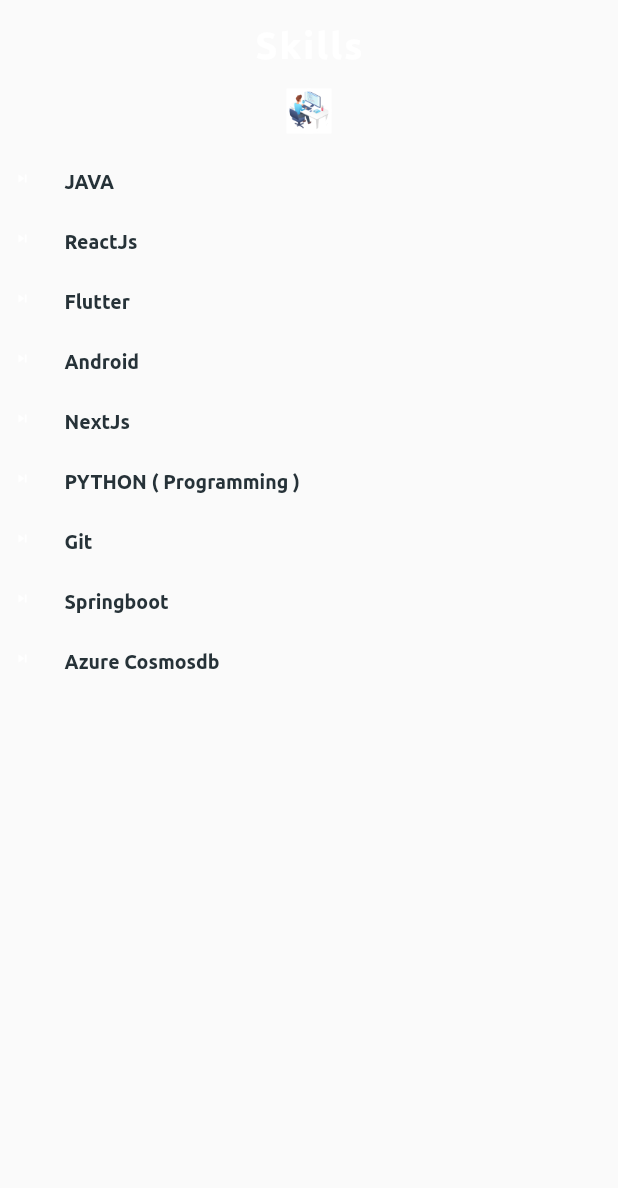
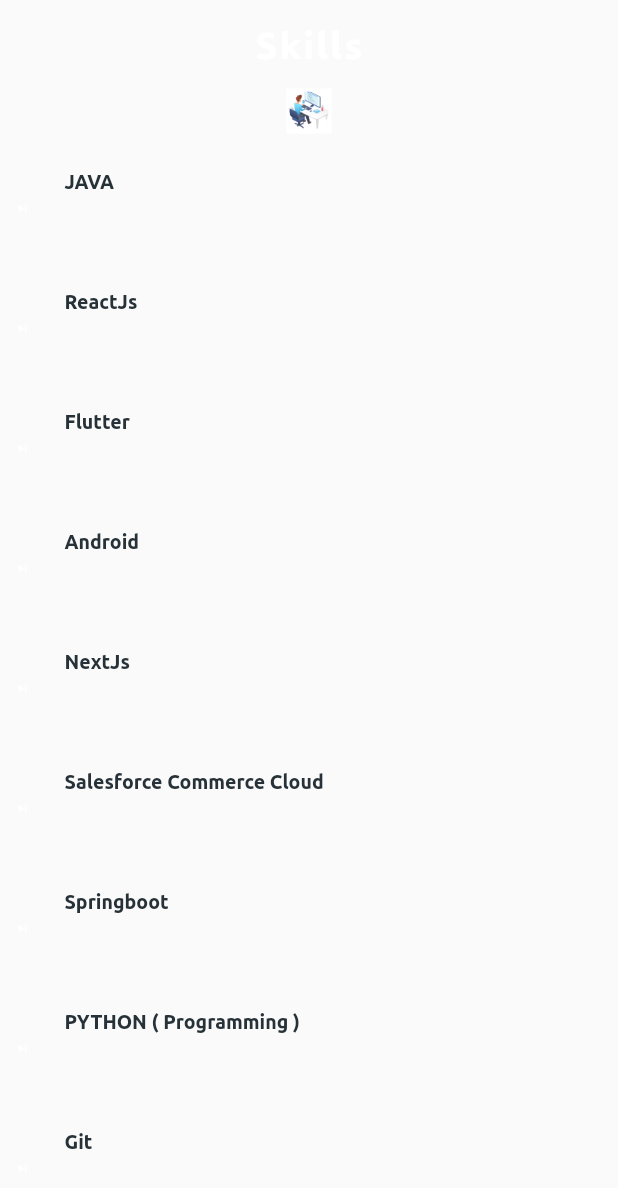
Before and after one commit to iamsouviki/souvikportfolio, a Flutter app: the Skill widget shown alone on an empty page, opened directly, on a phone screen of 412 x 824 dp. Shown: the top 1188 px of the screen. Run offline on Flutter 3.47's test engine with Material 2 defaults, Android fonts, the phone set to English and light mode, and no system bars; drawn by our look-alikes of animated_text_kit; our stand-ins replace flutter_spinkit, velocity_x.

Commit message:
fix some issue in skills

```diff
--- a/lib/Adapter/AboutMeAdapter/Skill.dart
+++ b/lib/Adapter/AboutMeAdapter/Skill.dart
@@ -32,7 +32,7 @@
               builder: (context, snapshot) {
                 if (snapshot.connectionState == ConnectionState.done) {
                   return Container(
-                    padding: EdgeInsets.fromLTRB(15, 15, 15, 10),
+                    padding: EdgeInsets.fromLTRB(15, 15, 15, 50),
                     child: AnimatedTextKit(
                       isRepeatingAnimation: false,
                       animatedTexts: [
--- a/lib/Variable.dart
+++ b/lib/Variable.dart
@@ -46,9 +46,10 @@
   "Flutter",
   "Android",
   "NextJs",
+  "Salesforce Commerce Cloud",
+  "Springboot",
   "PYTHON ( Programming )",
   "Git",
-  "Springboot",
   "Azure Cosmosdb"
 ];
 
```
Also changed, not shown: pubspec.lock.
